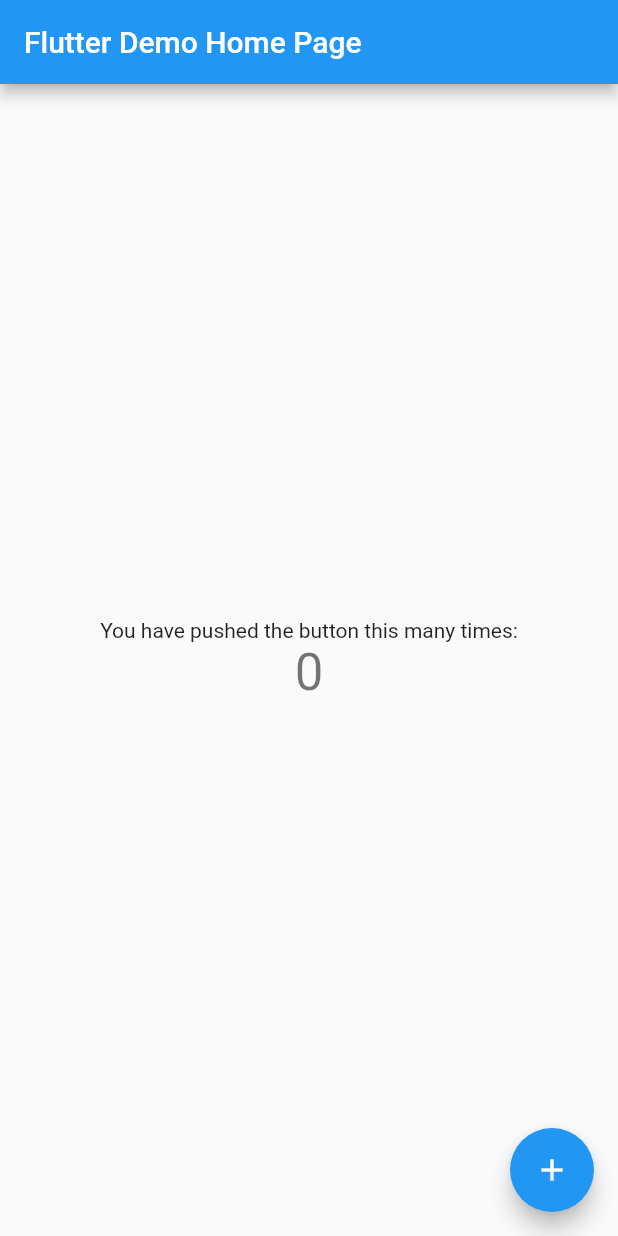
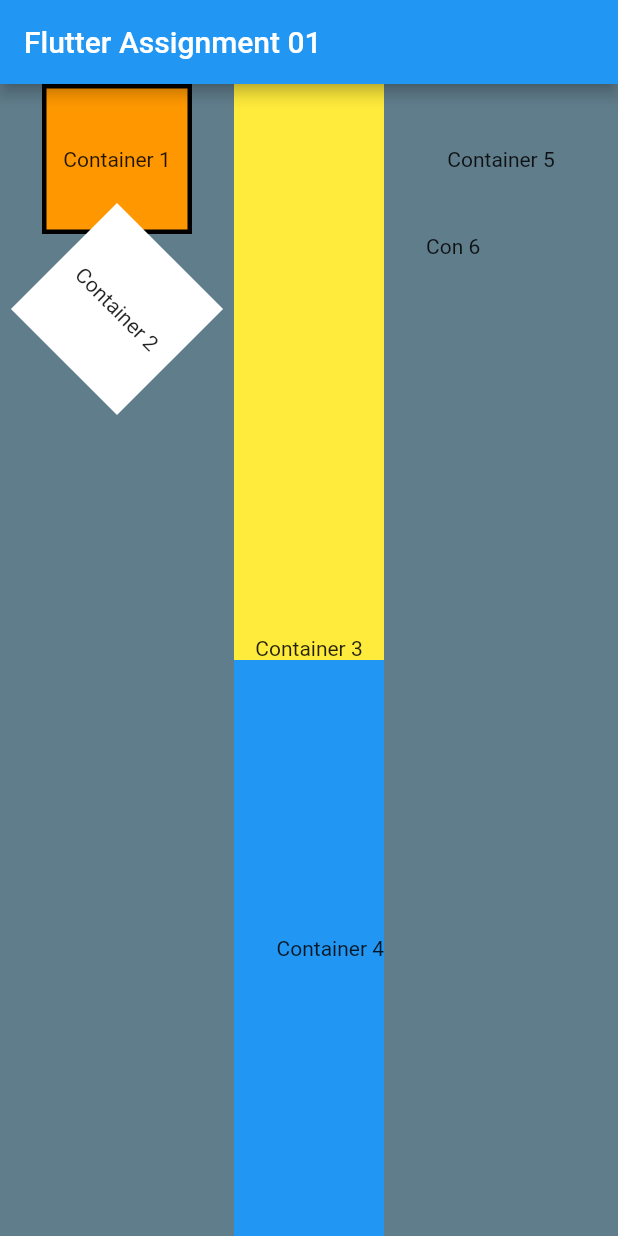
Before and after one commit to Ututu222/FlutterApp01_DanielGibeau, a Flutter app: the screen it shows after launch, on a phone screen of 412 x 824 dp. Run offline on Flutter 3.47's test engine with Material 2 defaults, Android fonts, the phone set to English and light mode, and no system bars.

Commit message:
Containers/Rows added, half styling completed

```diff
--- a/lib/main.dart
+++ b/lib/main.dart
@@ -1,4 +1,5 @@
 import 'package:flutter/material.dart';
+import 'dart:math';
 
 void main() {
   runApp(MyApp());
@@ -26,7 +27,7 @@ class MyApp extends StatelessWidget {
         // closer together (more dense) than on mobile platforms.
         visualDensity: VisualDensity.adaptivePlatformDensity,
       ),
-      home: MyHomePage(title: 'Flutter Demo Home Page'),
+      home: MyHomePage(title: 'Flutter Assignment 01'),
     );
   }
 }
@@ -50,19 +51,6 @@ class MyHomePage extends StatefulWidget {
 }
 
 class _MyHomePageState extends State<MyHomePage> {
-  int _counter = 0;
-
-  void _incrementCounter() {
-    setState(() {
-      // This call to setState tells the Flutter framework that something has
-      // changed in this State, which causes it to rerun the build method below
-      // so that the display can reflect the updated values. If we changed
-      // _counter without calling setState(), then the build method would not be
-      // called again, and so nothing would appear to happen.
-      _counter++;
-    });
-  }
-
   @override
   Widget build(BuildContext context) {
     // This method is rerun every time setState is called, for instance as done
@@ -77,41 +65,103 @@ class _MyHomePageState extends State<MyHomePage> {
         // the App.build method, and use it to set our appbar title.
         title: Text(widget.title),
       ),
+      backgroundColor: Colors.blueGrey,
       body: Center(
         // Center is a layout widget. It takes a single child and positions it
         // in the middle of the parent.
-        child: Column(
-          // Column is also a layout widget. It takes a list of children and
-          // arranges them vertically. By default, it sizes itself to fit its
-          // children horizontally, and tries to be as tall as its parent.
-          //
-          // Invoke "debug painting" (press "p" in the console, choose the
-          // "Toggle Debug Paint" action from the Flutter Inspector in Android
-          // Studio, or the "Toggle Debug Paint" command in Visual Studio Code)
-          // to see the wireframe for each widget.
-          //
-          // Column has various properties to control how it sizes itself and
-          // how it positions its children. Here we use mainAxisAlignment to
-          // center the children vertically; the main axis here is the vertical
-          // axis because Columns are vertical (the cross axis would be
-          // horizontal).
-          mainAxisAlignment: MainAxisAlignment.center,
+        child: Row(
+          mainAxisAlignment: MainAxisAlignment.spaceEvenly,
           children: <Widget>[
-            Text(
-              'You have pushed the button this many times:',
+            Column(
+              children: [
+                Container(
+                  decoration: BoxDecoration(
+                    color: Colors.orange,
+                    border: Border.all(
+                      width: 3.0,
+                      color: Colors.black,
+                    ),
+                  ),
+                  height: 100.0,
+                  width: 100.0,
+                  child: Center(
+                    child: Text(
+                      "Container 1",
+                    ),
+                  ),
+                ),
+                Transform.rotate(
+                  angle: pi / 4,
+                  child: Container(
+                    decoration: BoxDecoration(
+                      color: Colors.white,
+                    ),
+                    height: 100.0,
+                    width: 100.0,
+                    child: Center(
+                      child: Text(
+                        "Container 2",
+                      ),
+                    ),
+                  ),
+                ),
+              ],
             ),
-            Text(
-              '$_counter',
-              style: Theme.of(context).textTheme.headline4,
+            Column(
+              children: [
+                Expanded(
+                  flex: 1,
+                  child: Container(
+                    decoration: BoxDecoration(color: Colors.yellow),
+                    height: 100.0,
+                    width: 100.0,
+                    child: Align(
+                      alignment: Alignment.bottomCenter,
+                      child: Text(
+                        "Container 3",
+                      ),
+                    ),
+                  ),
+                ),
+                Expanded(
+                  flex: 1,
+                  child: Container(
+                    color: Colors.blue,
+                    height: 100.0,
+                    width: 100.0,
+                    child: Align(
+                      alignment: Alignment.centerRight,
+                      child: Text(
+                        "Container 4",
+                      ),
+                    ),
+                  ),
+                ),
+              ],
+            ),
+            Column(
+              children: [
+                Container(
+                  height: 100.0,
+                  width: 100.0,
+                  child: Center(
+                    child: Text(
+                      "Container 5",
+                    ),
+                  ),
+                ),
+                Container(
+                  height: 100.0,
+                  width: 100.0,
+                  child: Text(
+                    "Con 6",
+                  ),
+                ),
+              ],
             ),
           ],
         ),
       ),
-      floatingActionButton: FloatingActionButton(
-        onPressed: _incrementCounter,
-        tooltip: 'Increment',
-        child: Icon(Icons.add),
-      ), // This trailing comma makes auto-formatting nicer for build methods.
     );
   }
 }
```
